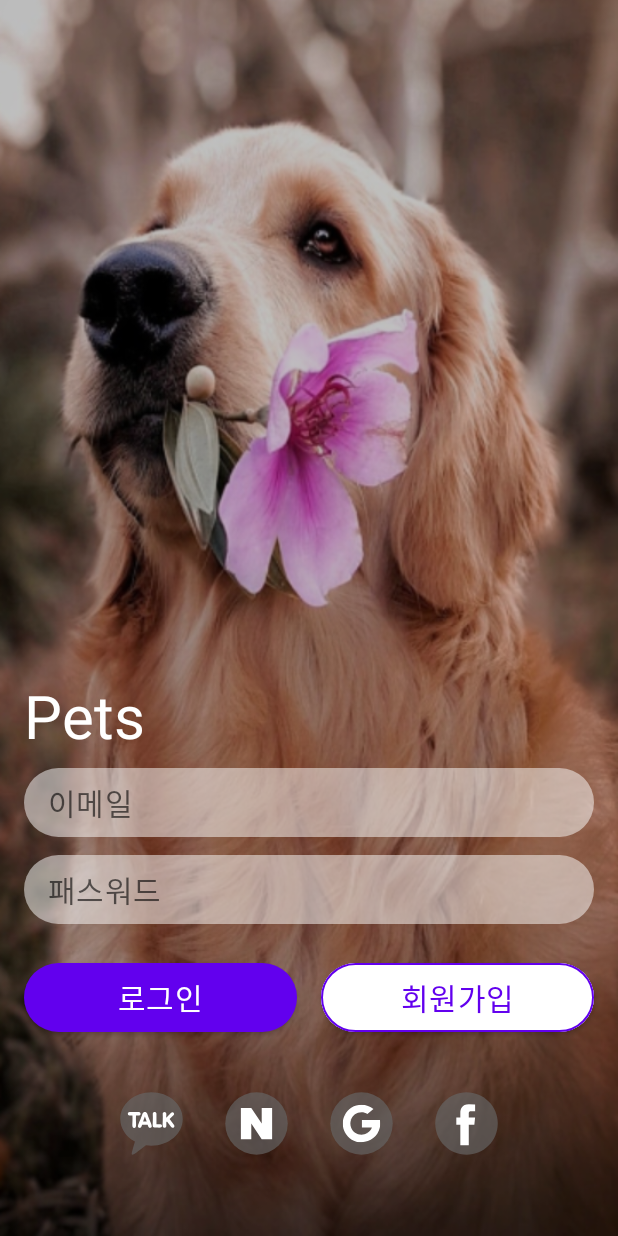
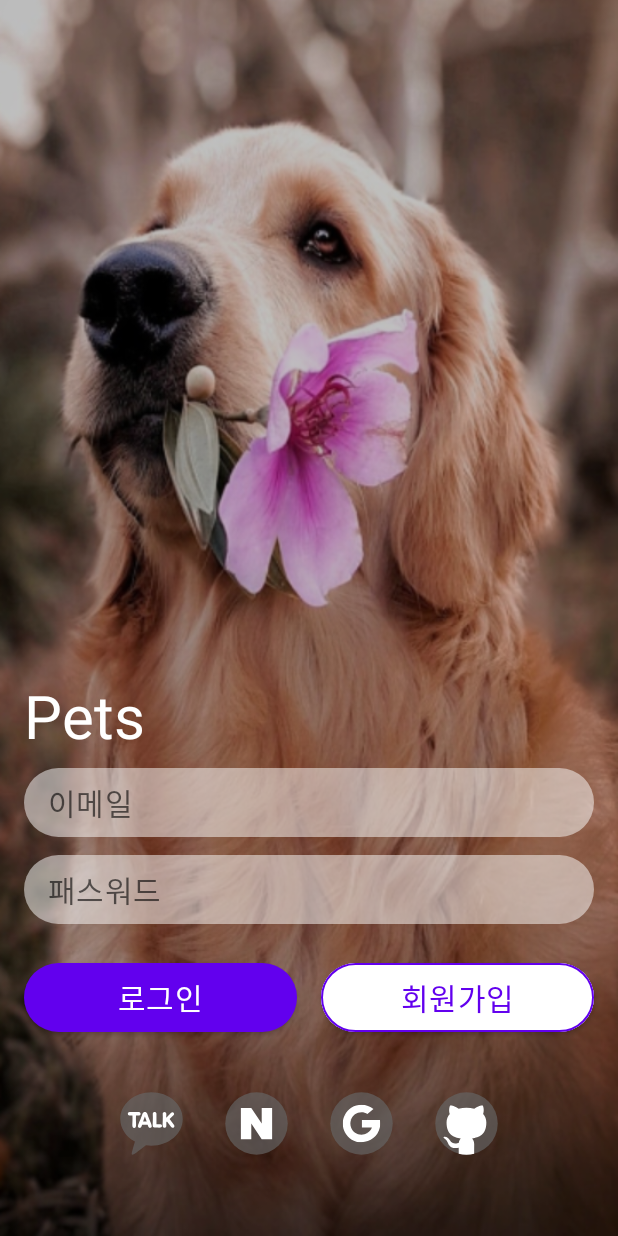
Before and after one commit to simjaeik/Pets, an Android app: the screen it shows after launch (MainActivity), on a phone screen of 412 x 824 dp. Run offline under Robolectric (Android 15) with nearby library versions, the phone set to English and light mode, and no system bars.

Commit message:
[feat] 로그인 레이아웃 디테일 수정
- 페이스북 소셜 로그인을 아이콘을 깃허브 아이콘으로 변경하고 트랜지션 속도를
빠르게 조정. 회원가입 페이지에서 로그인 페이지로 이동할 때 툴바의 타이틀이
변경되지 않도록 라벨 속성 제거.

```diff
--- a/mobile/app/src/main/res/anim/slide_in_left.xml
+++ b/mobile/app/src/main/res/anim/slide_in_left.xml
@@ -1,7 +1,7 @@
 <?xml version="1.0" encoding="utf-8"?>
 <set xmlns:android="http://schemas.android.com/apk/res/android">
     <translate
-        android:duration="700"
+        android:duration="300"
         android:fromXDelta="-100%"
         android:fromYDelta="0%"
         android:toXDelta="0%"
--- a/mobile/app/src/main/res/anim/slide_in_right.xml
+++ b/mobile/app/src/main/res/anim/slide_in_right.xml
@@ -1,7 +1,7 @@
 <?xml version="1.0" encoding="utf-8"?>
 <set xmlns:android="http://schemas.android.com/apk/res/android">
     <translate
-        android:duration="700"
+        android:duration="300"
         android:fromXDelta="100%"
         android:fromYDelta="0%"
         android:toXDelta="0%"
--- a/mobile/app/src/main/res/anim/slide_out_left.xml
+++ b/mobile/app/src/main/res/anim/slide_out_left.xml
@@ -1,7 +1,7 @@
 <?xml version="1.0" encoding="utf-8"?>
 <set xmlns:android="http://schemas.android.com/apk/res/android">
     <translate
-        android:duration="700"
+        android:duration="300"
         android:fromXDelta="0%"
         android:fromYDelta="0%"
         android:toXDelta="-100%"
--- a/mobile/app/src/main/res/anim/slide_out_right.xml
+++ b/mobile/app/src/main/res/anim/slide_out_right.xml
@@ -1,7 +1,7 @@
 <?xml version="1.0" encoding="utf-8"?>
 <set xmlns:android="http://schemas.android.com/apk/res/android">
     <translate
-        android:duration="700"
+        android:duration="300"
         android:fromXDelta="0%"
         android:fromYDelta="0%"
         android:toXDelta="100%"
--- /dev/null
+++ b/mobile/app/src/main/res/drawable/ic_login_github.xml
@@ -0,0 +1,13 @@
+<vector xmlns:android="http://schemas.android.com/apk/res/android"
+    android:width="24dp"
+    android:height="24dp"
+    android:viewportWidth="24"
+    android:viewportHeight="24">
+    <path
+        android:fillColor="#aa666666"
+        android:pathData="M12,12m-10,0a10,10 0,1 1,20 0a10,10 0,1 1,-20 0" />
+    <path
+        android:fillColor="#ffffff"
+        android:fillType="evenOdd"
+        android:pathData="M9.4995,21.6481C9.514,21.5957 9.5208,21.5416 9.5208,21.4893C9.5208,21.381 9.5192,21.1934 9.517,20.9432C9.5142,20.6307 9.5106,20.2206 9.5083,19.7458C6.7267,20.3641 6.14,18.3702 6.14,18.3702C5.685,17.1867 5.0275,16.8702 5.0275,16.8702C4.1217,16.2346 5.0975,16.2476 5.0975,16.2476C6.1017,16.3189 6.6292,17.3041 6.6292,17.3041C7.5208,18.8719 8.97,18.4189 9.5417,18.1571C9.6317,17.4937 9.8892,17.0424 10.175,16.7859C7.9542,16.5293 5.62,15.6476 5.62,11.719C5.62,10.5999 6.0075,9.6851 6.6492,8.9677C6.5367,8.7086 6.1992,7.666 6.7367,6.2538C6.7367,6.2538 7.5742,5.9791 9.4867,7.3051C10.2867,7.0773 11.1367,6.9643 11.9867,6.9591C12.8367,6.9643 13.6867,7.0773 14.4867,7.3051C16.3867,5.9791 17.2242,6.2538 17.2242,6.2538C17.7617,7.666 17.4242,8.7086 17.3242,8.9677C17.9617,9.6851 18.3492,10.5999 18.3492,11.719C18.3492,15.6581 16.0117,16.525 13.7867,16.7772C14.1367,17.085 14.4617,17.7137 14.4617,18.6745C14.4617,19.5938 14.4561,20.3921 14.4524,20.919C14.4505,21.1786 14.4492,21.3724 14.4492,21.4823C14.4492,21.5392 14.457,21.5985 14.4743,21.6556C13.6882,21.8799 12.8581,22 12,22C11.1324,22 10.2934,21.8772 9.4995,21.6481Z" />
+</vector>
--- a/mobile/app/src/main/res/layout/fragment_sign_in.xml
+++ b/mobile/app/src/main/res/layout/fragment_sign_in.xml
@@ -123,11 +123,11 @@
             android:src="@drawable/ic_login_google" />
 
         <ImageView
-            android:id="@+id/btn_login_facebook"
+            android:id="@+id/btn_login_github"
             android:layout_width="70dp"
             android:layout_height="70dp"
             android:padding="10dp"
-            android:src="@drawable/ic_login_facebook" />
+            android:src="@drawable/ic_login_github" />
 
     </LinearLayout>
 
--- a/mobile/app/src/main/res/navigation/nav_main.xml
+++ b/mobile/app/src/main/res/navigation/nav_main.xml
@@ -14,7 +14,6 @@
     <fragment
         android:id="@+id/signInFragment"
         android:name="com.lacuc.pets.ui.SignInFragment"
-        android:label="로그인"
         tools:layout="@layout/fragment_sign_in">
         <action
             android:id="@+id/action_signInFragment_to_signUpFragment"
```
